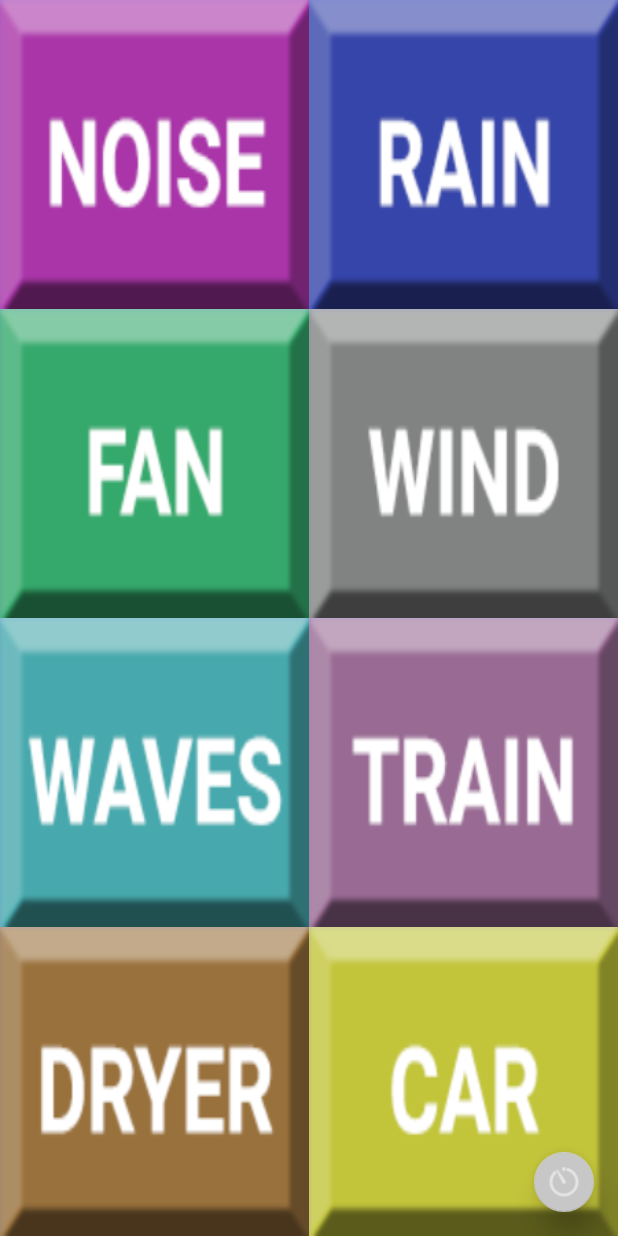
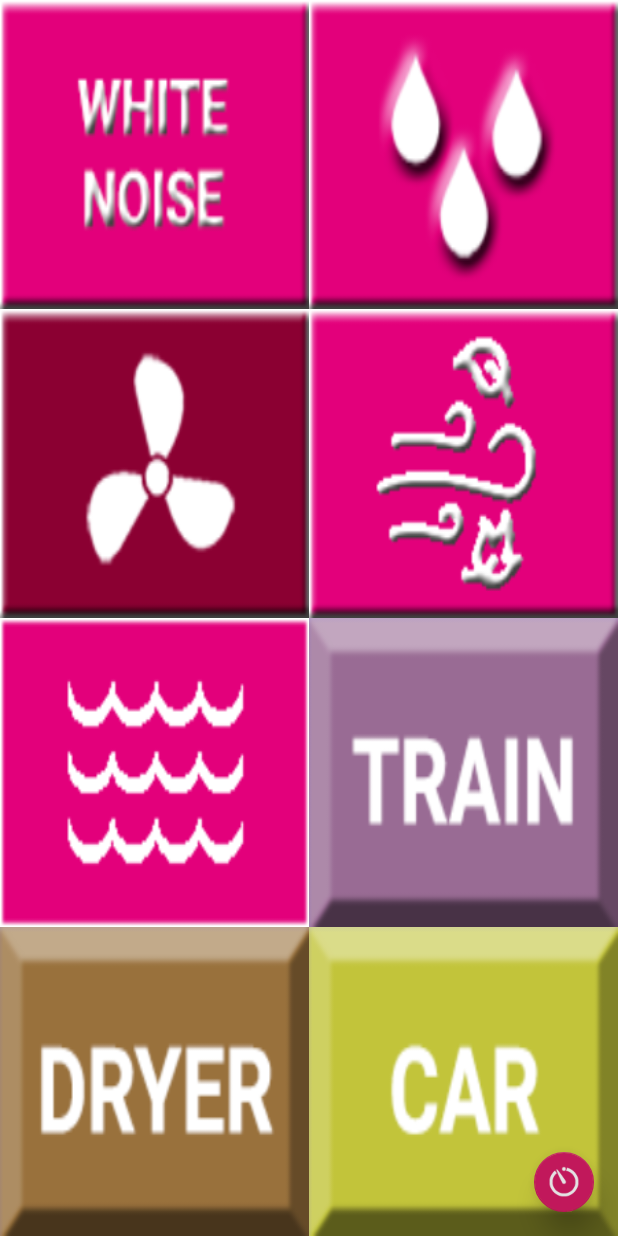
Before and after one commit to AndyCr15/WhiteNoise, an Android app: the screen it shows after launch (MainActivity), on a phone screen of 412 x 824 dp. Run offline under Robolectric (Android 15) with nearby library versions, the phone set to English and light mode, and no system bars.

Commit message:
Trying different buttons

```diff
--- a/app/src/main/res/layout/activity_main.xml
+++ b/app/src/main/res/layout/activity_main.xml
@@ -23,15 +23,13 @@
             android:layout_column="0"
             android:layout_columnWeight="1"
             android:layout_gravity="fill"
-            android:layout_margin="0dp"
             android:layout_row="0"
             android:layout_rowWeight="1"
             android:adjustViewBounds="true"
             android:background="@android:color/transparent"
             android:onClick="whiteNoiseTapped"
-            android:padding="0dp"
             android:scaleType="fitXY"
-            android:text="White 0"
+            android:text="White 1"
             app:srcCompat="@drawable/whitenoise" />
 
         <ImageView
@@ -41,15 +39,12 @@
             android:layout_column="1"
             android:layout_columnWeight="1"
             android:layout_gravity="fill"
-            android:layout_margin="0dp"
             android:layout_row="0"
             android:layout_rowWeight="1"
             android:adjustViewBounds="true"
             android:background="@android:color/transparent"
             android:onClick="rainTapped"
-            android:padding="0dp"
             android:scaleType="fitXY"
-            android:text="White 1"
             app:srcCompat="@drawable/rain" />
 
         <ImageView
--- a/app/src/main/res/values/colors.xml
+++ b/app/src/main/res/values/colors.xml
@@ -1,6 +1,6 @@
 <?xml version="1.0" encoding="utf-8"?>
 <resources>
-    <color name="colorPrimary">#c7c7c7</color>
-    <color name="colorPrimaryDark">#979797</color>
-    <color name="colorAccent">#cf5c83</color>
+    <color name="colorPrimary">#c1185b</color>
+    <color name="colorPrimaryDark">#8b0032</color>
+    <color name="colorAccent">#ffca28</color>
 </resources>
```
Also changed, not shown: app/src/main/res/drawable/fan.png, app/src/main/res/drawable/fanpressed.png, app/src/main/res/drawable/rain.png, app/src/main/res/drawable/rainpressed.png, app/src/main/res/drawable/waves.png, app/src/main/res/drawable/wavespressed.png, app/src/main/res/drawable/whitenoise.png, app/src/main/res/drawable/whitenoisepressed.png, app/src/main/res/drawable/wind.png, app/src/main/res/drawable/windpressed.png.
